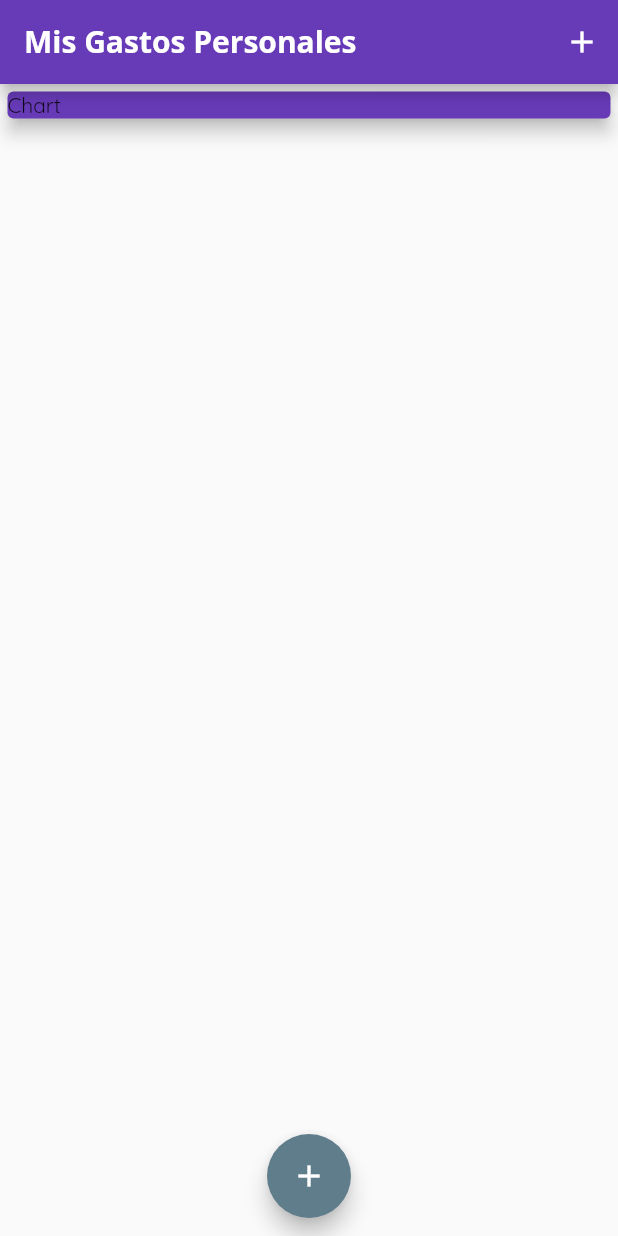
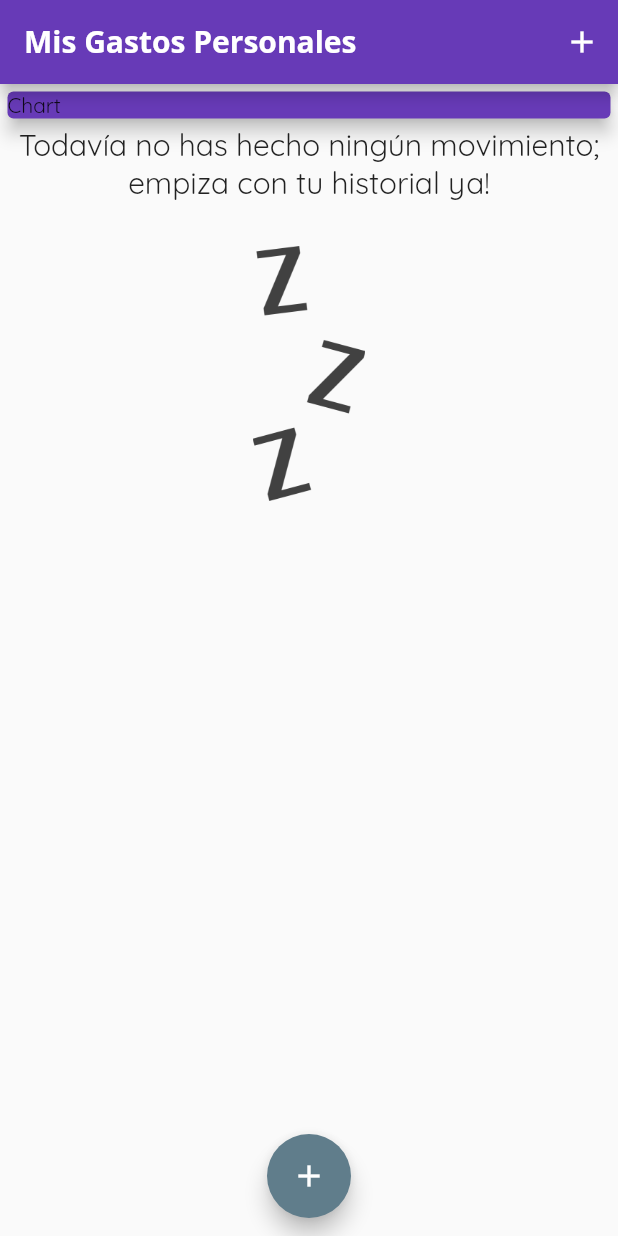
Before and after one commit to Chris-AM/Personal_Expenses, a Flutter app: the screen it shows after launch, on a phone screen of 412 x 824 dp. Run offline on Flutter 3.47's test engine with Material 2 defaults, Android fonts, the phone set to English and light mode, and no system bars.

Commit message:
adding ternary operator to check if there is any transaction yet

```diff
--- a/lib/widgets/transaction_list.dart
+++ b/lib/widgets/transaction_list.dart
@@ -9,7 +9,26 @@ class TransactionList extends StatelessWidget {
   Widget build(BuildContext context) {
     return Container(
       height: 450,
-      child: ListView.builder(
+      child: transactions.isEmpty
+          ? Column(
+              children: <Widget>[
+                const Text(
+                  'Todavía no has hecho ningún movimiento; empiza con tu historial ya!',
+                  textAlign: TextAlign.center,
+                  style: TextStyle(
+                    fontSize: 20,
+                  ),
+                ),
+                Container(
+                    height: 200.0,
+                    padding: const EdgeInsets.only(top: 30.0),
+                    child: Image.asset(
+                      'assets/image/waiting.png',
+                      fit: BoxFit.cover,
+                    ))
+              ],
+            )
+          : ListView.builder(
               //ctx = context
               itemBuilder: (ctx, index) {
                 return Card(
```
Lines whose indentation alone changed are shown as unchanged.
